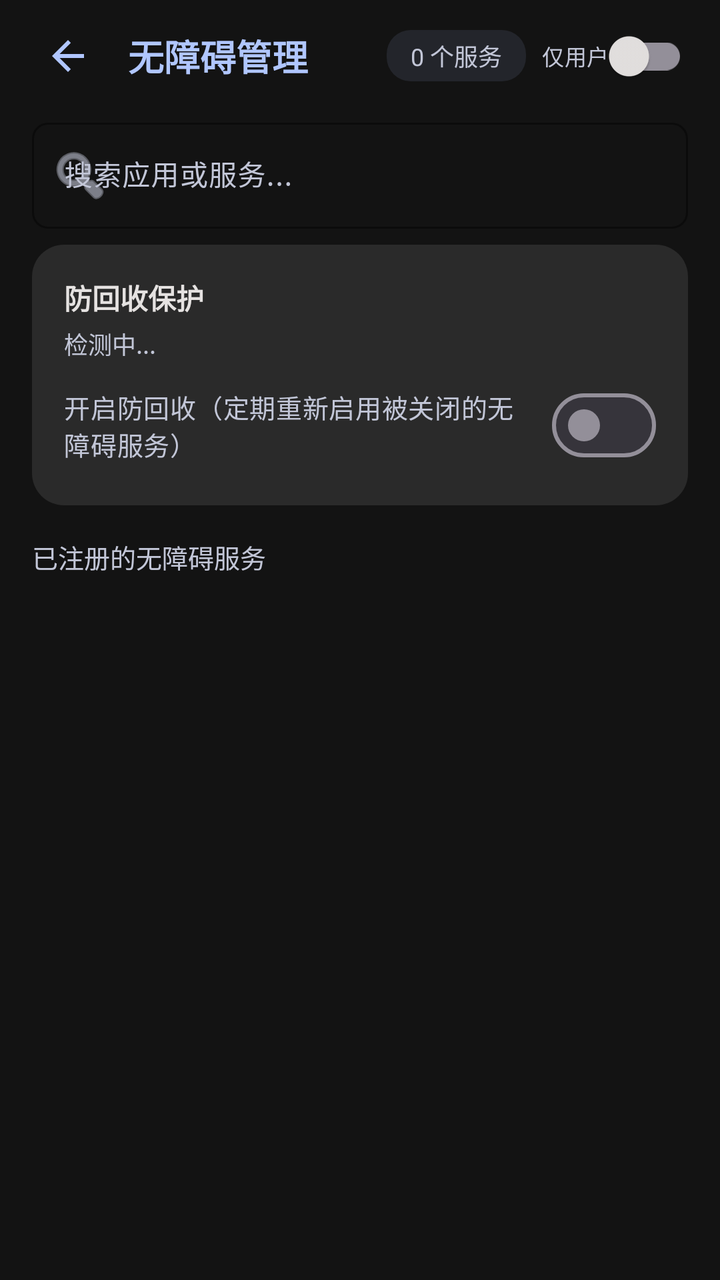
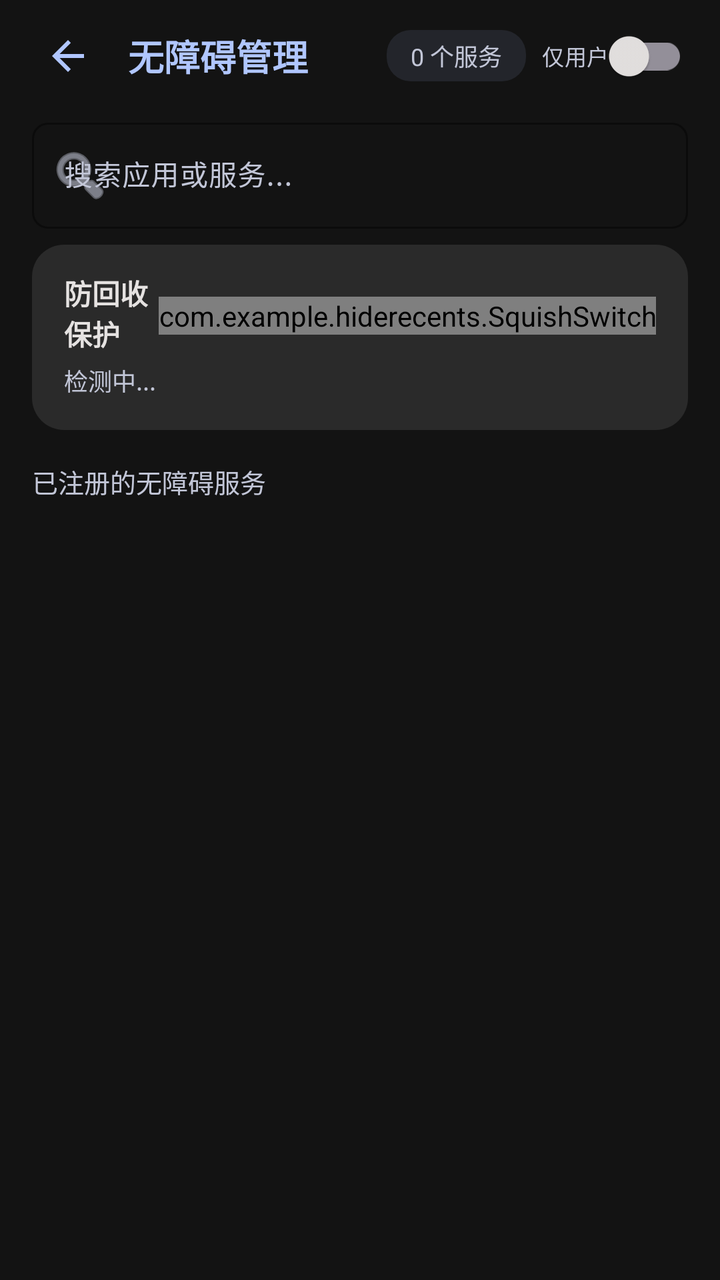

Screens rendered from an Android XML layout before and after an edit, with the pre-edit source and the edit as a unified diff.
<!-- AndroidManifest.xml: application theme Theme.HideRecents -->
<!-- res/layout/activity_accessibility_manage.xml -->
<?xml version="1.0" encoding="utf-8"?>
<LinearLayout xmlns:android="http://schemas.android.com/apk/res/android"
    xmlns:app="http://schemas.android.com/apk/res-auto"
    android:layout_width="match_parent"
    android:layout_height="match_parent"
    android:orientation="vertical"
    android:background="@color/background">

    
    <LinearLayout
        android:layout_width="match_parent"
        android:layout_height="56dp"
        android:orientation="horizontal"
        android:gravity="center_vertical"
        android:paddingHorizontal="16dp">

        <ImageView
            android:id="@+id/btnBack"
            android:layout_width="36dp"
            android:layout_height="36dp"
            android:src="@drawable/ic_back"
            android:contentDescription="back"
            android:padding="6dp"
            app:tint="@color/primary" />

        <TextView
            android:layout_width="0dp"
            android:layout_height="wrap_content"
            android:layout_weight="1"
            android:text="无障碍管理"
            android:textSize="18sp"
            android:textColor="@color/primary"
            android:textStyle="bold"
            android:layout_marginStart="12dp" />

        <TextView
            android:id="@+id/tvAccessCount"
            android:layout_width="wrap_content"
            android:layout_height="wrap_content"
            android:text="0 个服务"
            android:textSize="12sp"
            android:textColor="@color/on_surface_variant"
            android:background="@drawable/bg_status_chip"
            android:paddingHorizontal="12dp"
            android:paddingVertical="4dp"
            android:layout_marginEnd="8dp" />

        <com.google.android.material.switchmaterial.SwitchMaterial
            android:id="@+id/switchHideSystem"
            android:layout_width="wrap_content"
            android:layout_height="wrap_content"
            android:text="仅用户"
            android:textSize="11sp"
            android:textColor="@color/on_surface_variant"
            android:checked="false" />
    </LinearLayout>

    
    <com.google.android.material.textfield.TextInputLayout
        android:id="@+id/searchLayout"
        android:layout_width="match_parent"
        android:layout_height="wrap_content"
        android:paddingHorizontal="16dp"
        android:paddingBottom="8dp"
        app:boxBackgroundMode="outline"
        app:boxCornerRadiusTopStart="8dp"
        app:boxCornerRadiusTopEnd="8dp"
        app:boxCornerRadiusBottomStart="8dp"
        app:boxCornerRadiusBottomEnd="8dp"
        app:boxStrokeColor="@color/outline_variant"
        app:startIconDrawable="@android:drawable/ic_menu_search">

        <com.google.android.material.textfield.TextInputEditText
            android:id="@+id/etSearch"
            android:layout_width="match_parent"
            android:layout_height="wrap_content"
            android:hint="搜索应用或服务..."
            android:textSize="14sp"
            android:inputType="text" />
    </com.google.android.material.textfield.TextInputLayout>

    
    <LinearLayout
        android:layout_width="match_parent"
        android:layout_height="wrap_content"
        android:orientation="vertical"
        android:background="@drawable/bg_toolbox_panel"
        android:layout_marginHorizontal="16dp"
        android:layout_marginBottom="8dp"
        android:padding="16dp">

        <TextView
            android:layout_width="wrap_content"
            android:layout_height="wrap_content"
            android:text="防回收保护"
            android:textSize="14sp"
            android:textColor="@color/on_surface"
            android:textStyle="bold" />

        <TextView
            android:id="@+id/tvProtectStatus"
            android:layout_width="wrap_content"
            android:layout_height="wrap_content"
            android:text="检测中..."
            android:textSize="12sp"
            android:textColor="@color/on_surface_variant"
            android:layout_marginTop="4dp" />

        <com.google.android.material.materialswitch.MaterialSwitch
            android:id="@+id/switchAutoProtect"
            android:layout_width="match_parent"
            android:layout_height="wrap_content"
            android:text="开启防回收（定期重新启用被关闭的无障碍服务）"
            android:textSize="13sp"
            android:textColor="@color/on_surface_variant"
            android:layout_marginTop="8dp" />
    </LinearLayout>

    
    <TextView
        android:id="@+id/tvListHeader"
        android:layout_width="match_parent"
        android:layout_height="wrap_content"
        android:text="已注册的无障碍服务"
        android:textSize="13sp"
        android:textColor="@color/on_surface_variant"
        android:paddingHorizontal="16dp"
        android:paddingVertical="8dp" />

    
    <androidx.recyclerview.widget.RecyclerView
        android:id="@+id/recyclerView"
        android:layout_width="match_parent"
        android:layout_height="match_parent"
        android:clipToPadding="false"
        android:paddingBottom="16dp" />
</LinearLayout>
<!-- resources referenced by this layout -->
<resources>
  <color name="background">#FF131313</color>
  <color name="on_surface">#FFE5E2E1</color>
  <color name="on_surface_variant">#FFC2C6D7</color>
  <color name="outline_variant">#FF424655</color>
  <color name="primary">#FFB0C6FF</color>
  <!-- drawable bg_status_chip (drawable) -->
  <?xml version="1.0" encoding="utf-8"?>
  <shape xmlns:android="http://schemas.android.com/apk/res/android">
      <solid android:color="#1AB0C6FF" />
      <corners android:radius="12dp" />
  </shape>
  <!-- drawable bg_toolbox_panel (drawable) -->
  <?xml version="1.0" encoding="utf-8"?>
  <shape xmlns:android="http://schemas.android.com/apk/res/android">
      <solid android:color="#FF2A2A2A" />
      <corners android:radius="16dp" />
  </shape>
  <!-- drawable ic_back (drawable) -->
  <vector xmlns:android="http://schemas.android.com/apk/res/android"
      android:width="24dp"
      android:height="24dp"
      android:viewportWidth="24"
      android:viewportHeight="24"
      android:tint="?attr/colorControlNormal">
      <path
          android:fillColor="@android:color/white"
          android:pathData="M20,11H7.83l5.59,-5.59L12,4l-8,8 8,8 1.41,-1.41L7.83,13H20v-2z"/>
  </vector>
  <style name="Theme.HideRecents" parent="Theme.Material3.Dark.NoActionBar">
          <item name="colorPrimary">@color/primary</item>
          <item name="colorOnPrimary">@color/on_primary</item>
          <item name="colorPrimaryContainer">@color/primary_container</item>
          <item name="colorOnPrimaryContainer">@color/on_surface</item>
          <item name="colorSecondary">@color/secondary</item>
          <item name="colorOnSecondary">@color/on_secondary</item>
          <item name="colorSecondaryContainer">@color/secondary_container</item>
          <item name="colorOnSecondaryContainer">@color/on_secondary_container</item>
          <item name="android:colorBackground">@color/background</item>
          <item name="colorOnBackground">@color/on_surface</item>
          <item name="colorSurface">@color/surface</item>
          <item name="colorOnSurface">@color/on_surface</item>
          <item name="colorSurfaceVariant">@color/surface_variant</item>
          <item name="colorOnSurfaceVariant">@color/on_surface_variant</item>
          <item name="colorError">@color/error</item>
          <item name="colorOnError">@color/on_error</item>
          <item name="android:statusBarColor">@color/background</item>
          <item name="android:navigationBarColor">@color/background</item>
          <item name="android:windowLightStatusBar">false</item>
      </style>
  <color name="on_primary">#FF002D6E</color>
  <color name="primary_container">#FF558DFF</color>
  <color name="secondary">#FFBDF4FF</color>
  <color name="on_secondary">#FF00363D</color>
  <color name="secondary_container">#FF00E3FD</color>
  <color name="on_secondary_container">#FF00616D</color>
  <color name="surface">#FF131313</color>
  <color name="surface_variant">#FF353535</color>
  <color name="error">#FFFFB4AB</color>
  <color name="on_error">#FF690005</color>
</resources>

<!-- the commit's change to res/layout/activity_accessibility_manage.xml (unified diff, before → after) -->
@@ -89,13 +89,29 @@
         android:layout_marginBottom="8dp"
         android:padding="16dp">
 
-        <TextView
-            android:layout_width="wrap_content"
+        <LinearLayout
+            android:layout_width="match_parent"
             android:layout_height="wrap_content"
-            android:text="防回收保护"
-            android:textSize="14sp"
-            android:textColor="@color/on_surface"
-            android:textStyle="bold" />
+            android:orientation="horizontal"
+            android:gravity="center_vertical"
+            android:minHeight="32dp">
+
+            <TextView
+                android:layout_width="0dp"
+                android:layout_height="wrap_content"
+                android:layout_weight="1"
+                android:layout_gravity="center_vertical"
+                android:layout_marginTop="-2dp"
+                android:text="防回收保护"
+                android:textSize="14sp"
+                android:textColor="@color/on_surface"
+                android:textStyle="bold" />
+
+            <com.example.hiderecents.SquishSwitch
+                android:id="@+id/switchAutoProtect"
+                android:layout_width="wrap_content"
+                android:layout_height="wrap_content" />
+        </LinearLayout>
 
         <TextView
             android:id="@+id/tvProtectStatus"
@@ -105,15 +121,6 @@
             android:textSize="12sp"
             android:textColor="@color/on_surface_variant"
             android:layout_marginTop="4dp" />
-
-        <com.google.android.material.materialswitch.MaterialSwitch
-            android:id="@+id/switchAutoProtect"
-            android:layout_width="match_parent"
-            android:layout_height="wrap_content"
-            android:text="开启防回收（定期重新启用被关闭的无障碍服务）"
-            android:textSize="13sp"
-            android:textColor="@color/on_surface_variant"
-            android:layout_marginTop="8dp" />
     </LinearLayout>
 
     
